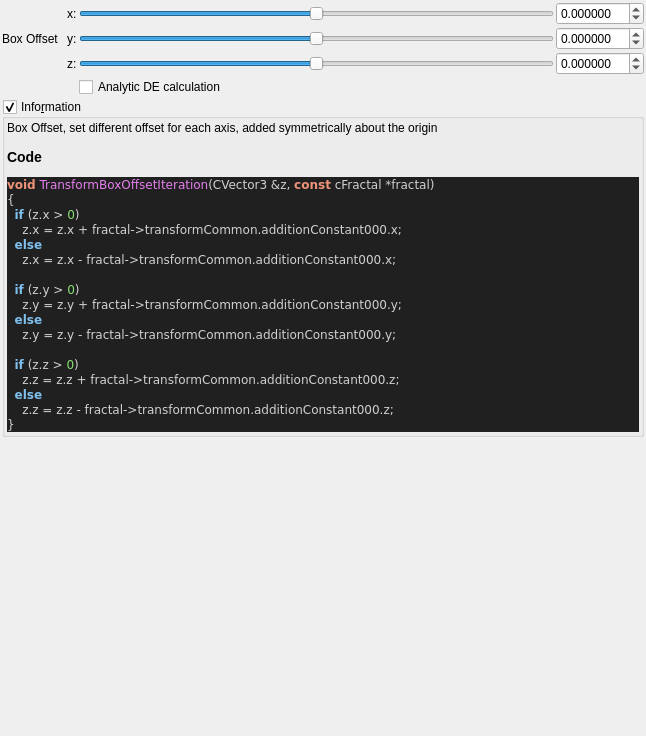
Before: the Qt Designer form mandelbulber2/qt_data/fractal_transf_box_offset.ui in buddhi1980/mandelbulber2, drawn with Qt 5.
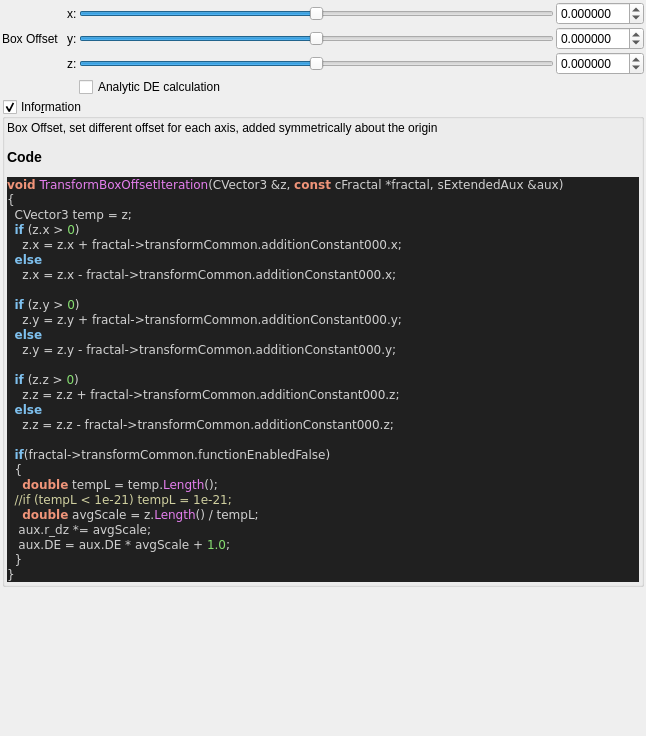
After: the same form once the commit is applied. Custom widgets are drawn as their Qt base class.

What changed in the file:
```diff
--- a/mandelbulber2/qt_data/fractal_transf_box_offset.ui
+++ b/mandelbulber2/qt_data/fractal_transf_box_offset.ui
@@ -267,8 +267,9 @@
 &lt;/table&gt;
 &lt;h3&gt;Code&lt;/h3&gt;
 &lt;body style=&quot;background-color:#202020&quot;&gt;
-&lt;pre style=&quot;color:#d0d0d0; background-color:#202020;  font-family:'Courier New',monospace;&quot;&gt;&lt;span style=&quot;color:#f09479; font-weight:bold&quot;&gt;void&lt;/span&gt; &lt;span style=&quot;color:#e47eed&quot;&gt;TransformBoxOffsetIteration&lt;/span&gt;&lt;span style=&quot;color:#d0d0d0&quot;&gt;(&lt;/span&gt;CVector3 &lt;span style=&quot;color:#d0d0d0&quot;&gt;&amp;amp;&lt;/span&gt;z&lt;span style=&quot;color:#d0d0d0&quot;&gt;,&lt;/span&gt; &lt;span style=&quot;color:#f09479; font-weight:bold&quot;&gt;const&lt;/span&gt; cFractal &lt;span style=&quot;color:#d0d0d0&quot;&gt;*&lt;/span&gt;fractal&lt;span style=&quot;color:#d0d0d0&quot;&gt;)&lt;/span&gt;
+&lt;pre style=&quot;color:#d0d0d0; background-color:#202020;  font-family:'Courier New',monospace;&quot;&gt;&lt;span style=&quot;color:#f09479; font-weight:bold&quot;&gt;void&lt;/span&gt; &lt;span style=&quot;color:#e47eed&quot;&gt;TransformBoxOffsetIteration&lt;/span&gt;&lt;span style=&quot;color:#d0d0d0&quot;&gt;(&lt;/span&gt;CVector3 &lt;span style=&quot;color:#d0d0d0&quot;&gt;&amp;amp;&lt;/span&gt;z&lt;span style=&quot;color:#d0d0d0&quot;&gt;,&lt;/span&gt; &lt;span style=&quot;color:#f09479; font-weight:bold&quot;&gt;const&lt;/span&gt; cFractal &lt;span style=&quot;color:#d0d0d0&quot;&gt;*&lt;/span&gt;fractal&lt;span style=&quot;color:#d0d0d0&quot;&gt;,&lt;/span&gt; sExtendedAux &lt;span style=&quot;color:#d0d0d0&quot;&gt;&amp;amp;&lt;/span&gt;aux&lt;span style=&quot;color:#d0d0d0&quot;&gt;)&lt;/span&gt;
 &lt;span style=&quot;color:#d0d0d0&quot;&gt;{&lt;/span&gt;
+  CVector3 temp &lt;span style=&quot;color:#d0d0d0&quot;&gt;=&lt;/span&gt; z&lt;span style=&quot;color:#d0d0d0&quot;&gt;;&lt;/span&gt;
   &lt;span style=&quot;color:#7ec0ee; font-weight:bold&quot;&gt;if&lt;/span&gt; &lt;span style=&quot;color:#d0d0d0&quot;&gt;(&lt;/span&gt;z&lt;span style=&quot;color:#d0d0d0&quot;&gt;.&lt;/span&gt;x &lt;span style=&quot;color:#d0d0d0&quot;&gt;&amp;gt;&lt;/span&gt; &lt;span style=&quot;color:#87df71&quot;&gt;0&lt;/span&gt;&lt;span style=&quot;color:#d0d0d0&quot;&gt;)&lt;/span&gt;
     z&lt;span style=&quot;color:#d0d0d0&quot;&gt;.&lt;/span&gt;x &lt;span style=&quot;color:#d0d0d0&quot;&gt;=&lt;/span&gt; z&lt;span style=&quot;color:#d0d0d0&quot;&gt;.&lt;/span&gt;x &lt;span style=&quot;color:#d0d0d0&quot;&gt;+&lt;/span&gt; fractal&lt;span style=&quot;color:#d0d0d0&quot;&gt;-&amp;gt;&lt;/span&gt;transformCommon&lt;span style=&quot;color:#d0d0d0&quot;&gt;.&lt;/span&gt;additionConstant000&lt;span style=&quot;color:#d0d0d0&quot;&gt;.&lt;/span&gt;x&lt;span style=&quot;color:#d0d0d0&quot;&gt;;&lt;/span&gt;
   &lt;span style=&quot;color:#7ec0ee; font-weight:bold&quot;&gt;else&lt;/span&gt;
@@ -283,6 +284,15 @@
     z&lt;span style=&quot;color:#d0d0d0&quot;&gt;.&lt;/span&gt;z &lt;span style=&quot;color:#d0d0d0&quot;&gt;=&lt;/span&gt; z&lt;span style=&quot;color:#d0d0d0&quot;&gt;.&lt;/span&gt;z &lt;span style=&quot;color:#d0d0d0&quot;&gt;+&lt;/span&gt; fractal&lt;span style=&quot;color:#d0d0d0&quot;&gt;-&amp;gt;&lt;/span&gt;transformCommon&lt;span style=&quot;color:#d0d0d0&quot;&gt;.&lt;/span&gt;additionConstant000&lt;span style=&quot;color:#d0d0d0&quot;&gt;.&lt;/span&gt;z&lt;span style=&quot;color:#d0d0d0&quot;&gt;;&lt;/span&gt;
   &lt;span style=&quot;color:#7ec0ee; font-weight:bold&quot;&gt;else&lt;/span&gt;
     z&lt;span style=&quot;color:#d0d0d0&quot;&gt;.&lt;/span&gt;z &lt;span style=&quot;color:#d0d0d0&quot;&gt;=&lt;/span&gt; z&lt;span style=&quot;color:#d0d0d0&quot;&gt;.&lt;/span&gt;z &lt;span style=&quot;color:#d0d0d0&quot;&gt;-&lt;/span&gt; fractal&lt;span style=&quot;color:#d0d0d0&quot;&gt;-&amp;gt;&lt;/span&gt;transformCommon&lt;span style=&quot;color:#d0d0d0&quot;&gt;.&lt;/span&gt;additionConstant000&lt;span style=&quot;color:#d0d0d0&quot;&gt;.&lt;/span&gt;z&lt;span style=&quot;color:#d0d0d0&quot;&gt;;&lt;/span&gt;
+
+  &lt;span style=&quot;color:#7ec0ee; font-weight:bold&quot;&gt;if&lt;/span&gt;&lt;span style=&quot;color:#d0d0d0&quot;&gt;(&lt;/span&gt;fractal&lt;span style=&quot;color:#d0d0d0&quot;&gt;-&amp;gt;&lt;/span&gt;transformCommon&lt;span style=&quot;color:#d0d0d0&quot;&gt;.&lt;/span&gt;functionEnabledFalse&lt;span style=&quot;color:#d0d0d0&quot;&gt;)&lt;/span&gt;
+  &lt;span style=&quot;color:#d0d0d0&quot;&gt;{&lt;/span&gt;
+    &lt;span style=&quot;color:#f09479; font-weight:bold&quot;&gt;double&lt;/span&gt; tempL &lt;span style=&quot;color:#d0d0d0&quot;&gt;=&lt;/span&gt; temp&lt;span style=&quot;color:#d0d0d0&quot;&gt;.&lt;/span&gt;&lt;span style=&quot;color:#e47eed&quot;&gt;Length&lt;/span&gt;&lt;span style=&quot;color:#d0d0d0&quot;&gt;();&lt;/span&gt;
+  &lt;span style=&quot;color:#d0d0a0&quot;&gt;//if (tempL &amp;lt; 1e-21) tempL = 1e-21;&lt;/span&gt;
+    &lt;span style=&quot;color:#f09479; font-weight:bold&quot;&gt;double&lt;/span&gt; avgScale &lt;span style=&quot;color:#d0d0d0&quot;&gt;=&lt;/span&gt; z&lt;span style=&quot;color:#d0d0d0&quot;&gt;.&lt;/span&gt;&lt;span style=&quot;color:#e47eed&quot;&gt;Length&lt;/span&gt;&lt;span style=&quot;color:#d0d0d0&quot;&gt;() /&lt;/span&gt; tempL&lt;span style=&quot;color:#d0d0d0&quot;&gt;;&lt;/span&gt;
+   aux&lt;span style=&quot;color:#d0d0d0&quot;&gt;.&lt;/span&gt;r_dz &lt;span style=&quot;color:#d0d0d0&quot;&gt;*=&lt;/span&gt; avgScale&lt;span style=&quot;color:#d0d0d0&quot;&gt;;&lt;/span&gt;
+   aux&lt;span style=&quot;color:#d0d0d0&quot;&gt;.&lt;/span&gt;DE &lt;span style=&quot;color:#d0d0d0&quot;&gt;=&lt;/span&gt; aux&lt;span style=&quot;color:#d0d0d0&quot;&gt;.&lt;/span&gt;DE &lt;span style=&quot;color:#d0d0d0&quot;&gt;*&lt;/span&gt; avgScale &lt;span style=&quot;color:#d0d0d0&quot;&gt;+&lt;/span&gt; &lt;span style=&quot;color:#87df71&quot;&gt;1.0&lt;/span&gt;&lt;span style=&quot;color:#d0d0d0&quot;&gt;;&lt;/span&gt;
+  &lt;span style=&quot;color:#d0d0d0&quot;&gt;}&lt;/span&gt;
 &lt;span style=&quot;color:#d0d0d0&quot;&gt;}&lt;/span&gt;
 &lt;/pre&gt;
 &lt;/body&gt;</string>
```
